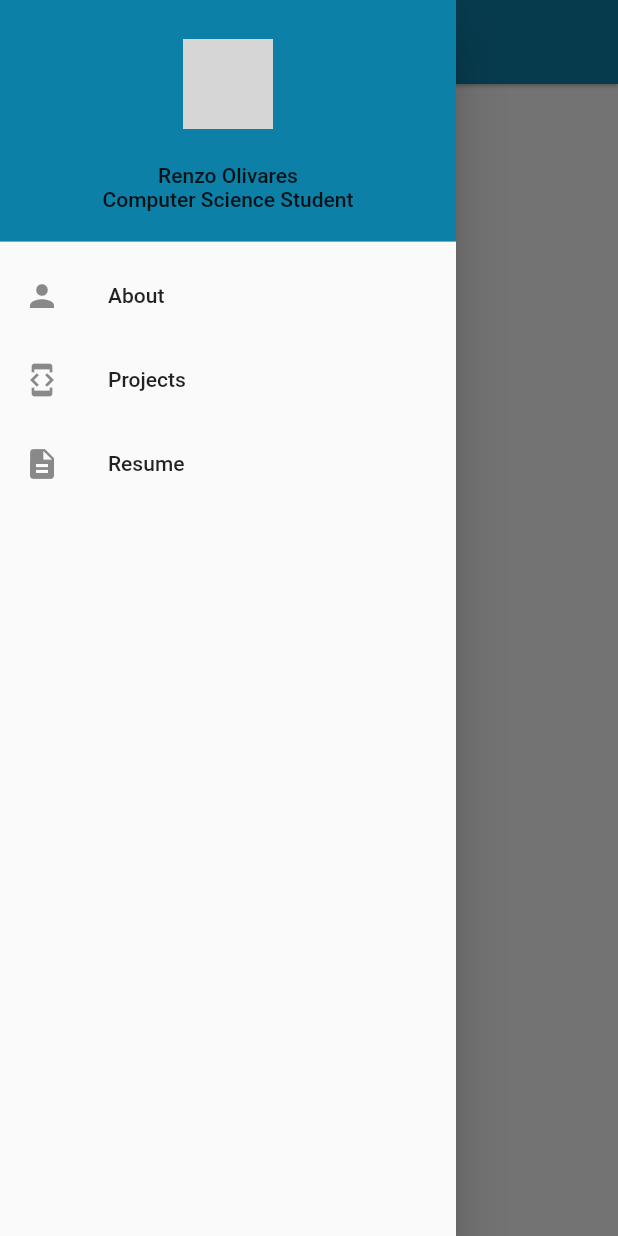
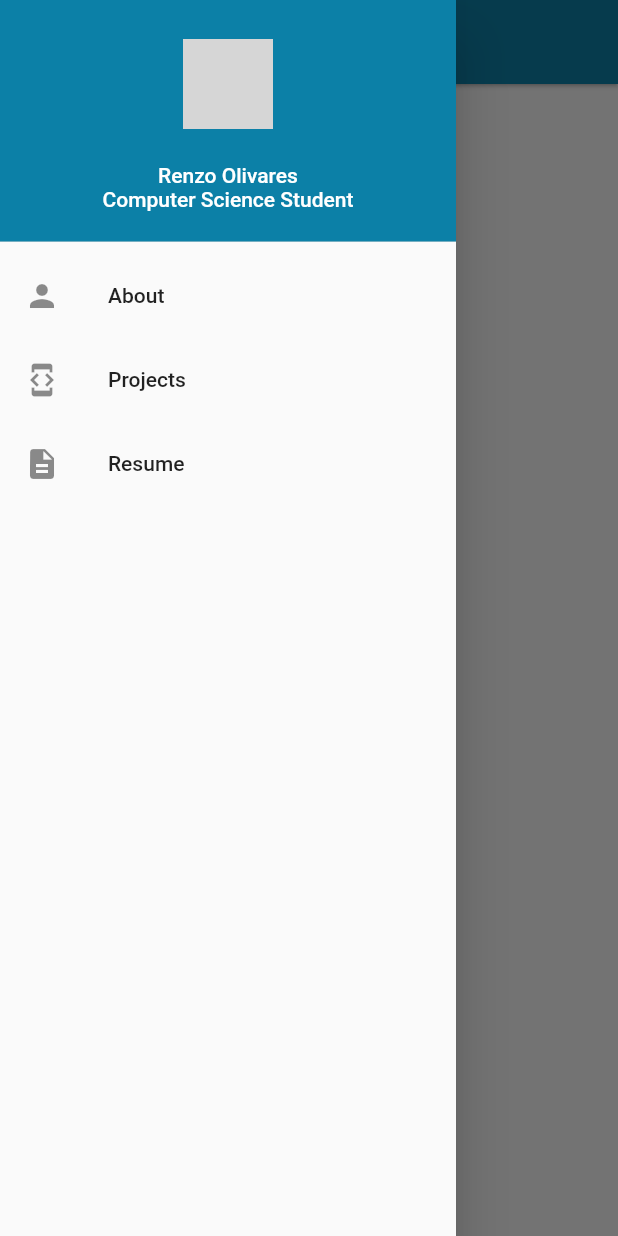
Before and after one commit to Renzo-Olivares/Renzo-Olivares.github.io, a Flutter app: the screen it shows after launch, with the side drawer open, on a phone screen of 412 x 824 dp. Run offline on Flutter 3.47's test engine with Material 2 defaults, Android fonts, the phone set to English and light mode, and no system bars; missing offline and left inert: flutter_web; network calls fail; grey boxes are pictures that could not be loaded.

Commit message:
change drawer text to white for better visibility

```diff
--- a/lib/NavDrawer.dart
+++ b/lib/NavDrawer.dart
@@ -26,9 +26,17 @@
                 ),
                 Padding(
                   padding: const EdgeInsets.only(top: 23.0),
-                  child: Center(child: Text('Renzo Olivares')),
+                  child: Center(
+                      child: Text(
+                    'Renzo Olivares',
+                    style: TextStyle(color: Colors.white),
+                  )),
                 ),
-                Center(child: Text('Computer Science Student')),
+                Center(
+                    child: Text(
+                  'Computer Science Student',
+                  style: TextStyle(color: Colors.white),
+                )),
               ],
             ),
           ),
```
